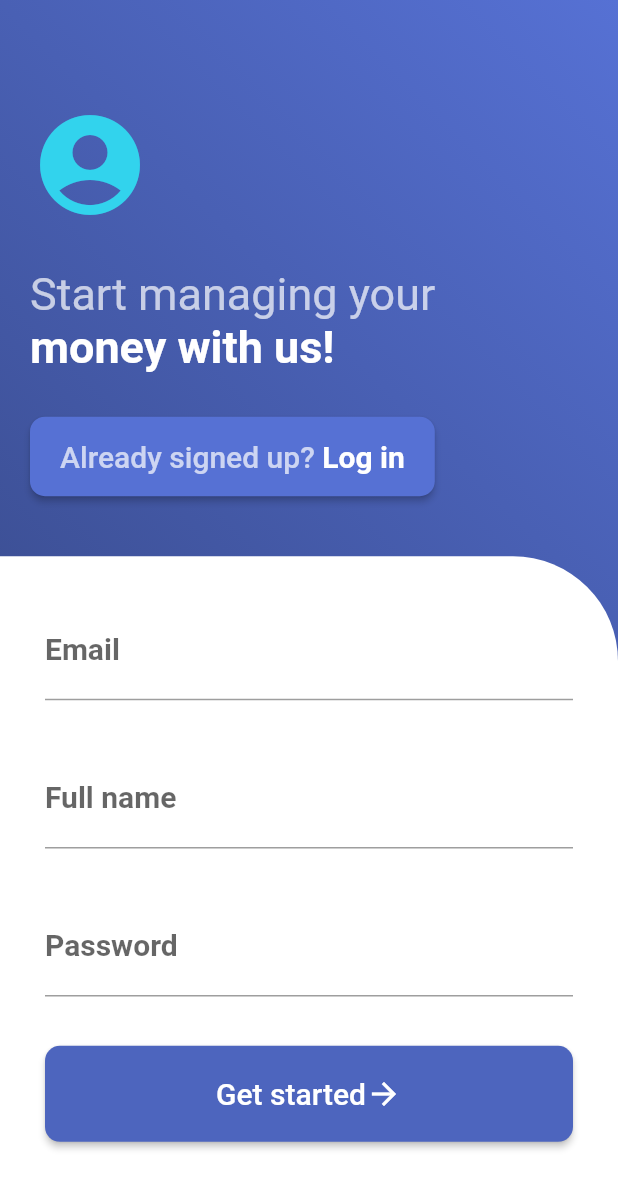
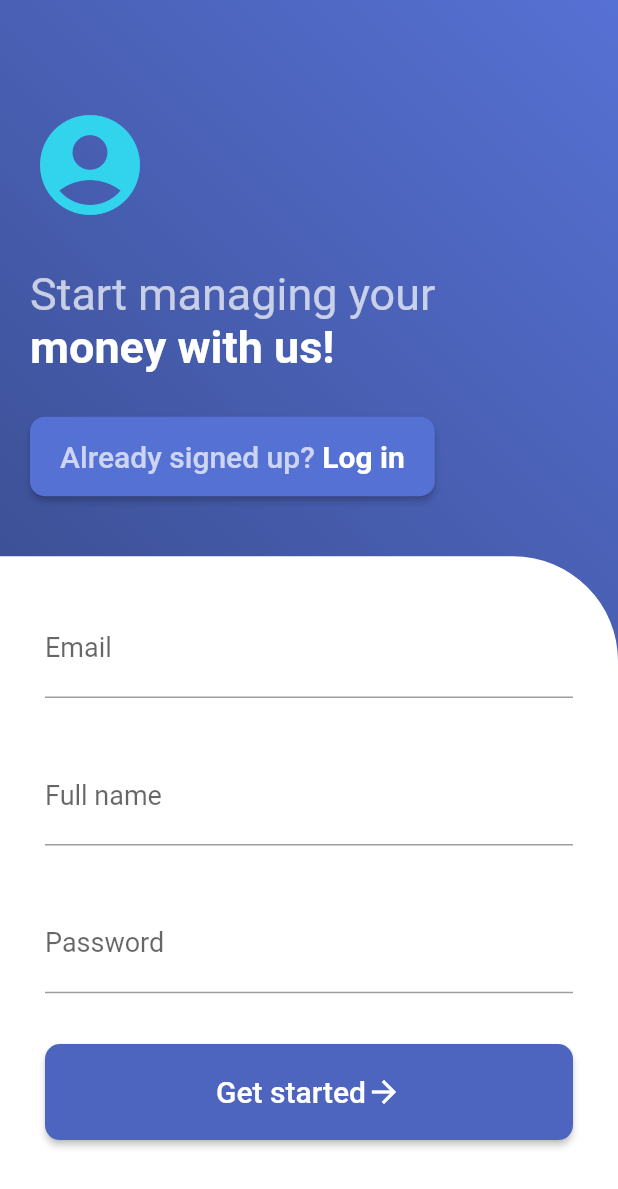
Before and after one commit to Jordan-Gillard/sign_up_page, a Flutter app: the screen it shows after launch, on a phone screen of 412 x 824 dp. Shown: the top 1189 px of the screen. Run offline on Flutter 3.47's test engine with Material 2 defaults, Android fonts, the phone set to English and light mode, and no system bars.

Commit message:
refactor: Minor aestetic code refactors

```diff
--- a/lib/constants.dart
+++ b/lib/constants.dart
@@ -23,3 +23,5 @@ Color iconTurquoise = Color(0xFF32D3ED);
 RoundedRectangleBorder defaultRectangularButtonShape =
     RoundedRectangleBorder(borderRadius: BorderRadius.circular(10.0));
 TextStyle inputTextStyle = TextStyle(fontSize: 20.0, fontWeight: FontWeight.bold);
+TextStyle inputLabelStyleUnselected = TextStyle(fontSize: 18.0, fontWeight: FontWeight.w400);
+TextStyle inputLabelStyleSelected = TextStyle(fontSize: 18.0, fontWeight: FontWeight.w400, color: blueMaterialColor.shade50);
--- a/lib/create_account_form.dart
+++ b/lib/create_account_form.dart
@@ -16,15 +16,19 @@ class _CreateAccountFormState extends State<CreateAccountForm> {
       child: Column(
         children: <Widget>[
           TextFormField(
-              decoration: InputDecoration(labelText: "Email"),
+              decoration: InputDecoration(
+                  labelText: "Email", labelStyle: inputLabelStyleUnselected),
               style: inputTextStyle),
           Spacer(),
           TextFormField(
-              decoration: InputDecoration(labelText: "Full name"),
+              decoration: InputDecoration(
+                  labelText: "Full name",
+                  labelStyle: inputLabelStyleUnselected),
               style: inputTextStyle),
           Spacer(),
           TextFormField(
-              decoration: InputDecoration(labelText: "Password"),
+              decoration: InputDecoration(
+                  labelText: "Password", labelStyle: inputLabelStyleUnselected),
               style: inputTextStyle),
           Spacer(),
           RaisedButton(
@@ -42,7 +46,10 @@ class _CreateAccountFormState extends State<CreateAccountForm> {
                     color: Colors.white,
                   ),
                 ),
-                Icon(Icons.arrow_forward, color: Colors.white,),
+                Icon(
+                  Icons.arrow_forward,
+                  color: Colors.white,
+                ),
               ],
             ),
           ),
--- a/lib/login.dart
+++ b/lib/login.dart
@@ -20,7 +20,8 @@ class Login extends StatelessWidget {
               flex: 45,
               child: SingleChildScrollView(
                 child: ConstrainedBox(
-                  constraints: BoxConstraints(maxHeight: MediaQuery.of(context).size.height * 0.45),
+                  constraints: BoxConstraints(
+                      maxHeight: MediaQuery.of(context).size.height * 0.45),
                   child: Padding(
                     padding: const EdgeInsets.fromLTRB(20.0, 70.0, 40.0, 40.0),
                     child: Column(
@@ -34,11 +35,11 @@ class Login extends StatelessWidget {
                         ),
                         Spacer(),
                         Text("Start managing your",
-                            style: largeTextStyle
-                                .merge(TextStyle(color: lightTextGray))),
+                            style:
+                                largeTextStyle.copyWith(color: lightTextGray)),
                         Text("money with us!",
-                            style: largeTextStyle
-                                .merge(TextStyle(fontWeight: FontWeight.bold))),
+                            style: largeTextStyle.copyWith(
+                                fontWeight: FontWeight.bold)),
                         Spacer(),
                         Row(
                           children: <Widget>[
@@ -53,12 +54,12 @@ class Login extends StatelessWidget {
                               child: Row(
                                 children: <Widget>[
                                   Text("Already signed up? ",
-                                      style: smallTextStyle.merge(
-                                          TextStyle(color: lightTextGray))),
+                                      style: smallTextStyle.copyWith(
+                                          color: lightTextGray)),
                                   Text(
                                     "Log in",
-                                    style: smallTextStyle.merge(
-                                        TextStyle(fontWeight: FontWeight.bold)),
+                                    style: smallTextStyle.copyWith(
+                                        fontWeight: FontWeight.bold),
                                   )
                                 ],
                               ),
@@ -76,17 +77,17 @@ class Login extends StatelessWidget {
               flex: 55,
               child: SingleChildScrollView(
                 child: ConstrainedBox(
-                  constraints: BoxConstraints(maxHeight: MediaQuery.of(context).size.height * 0.55),
+                  constraints: BoxConstraints(
+                      maxHeight: MediaQuery.of(context).size.height * 0.55),
                   child: Container(
                       decoration: BoxDecoration(
                           color: Colors.white,
-                        borderRadius:
-                            BorderRadius.only(topRight: Radius.circular(70.0))),
+                          borderRadius: BorderRadius.only(
+                              topRight: Radius.circular(70.0))),
                       child: Padding(
                         padding: const EdgeInsets.all(30.0),
                         child: CreateAccountForm(),
-                    )
-                  ),
+                      )),
                 ),
               ),
             )
```
Lines whose indentation alone changed are shown as unchanged.
